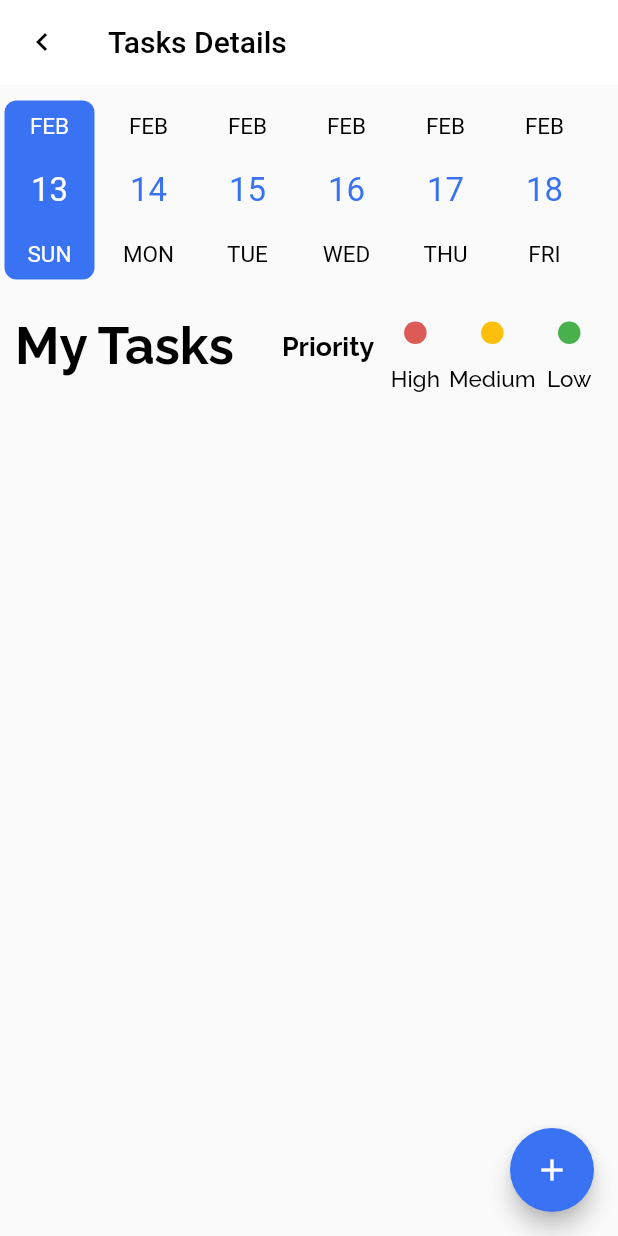
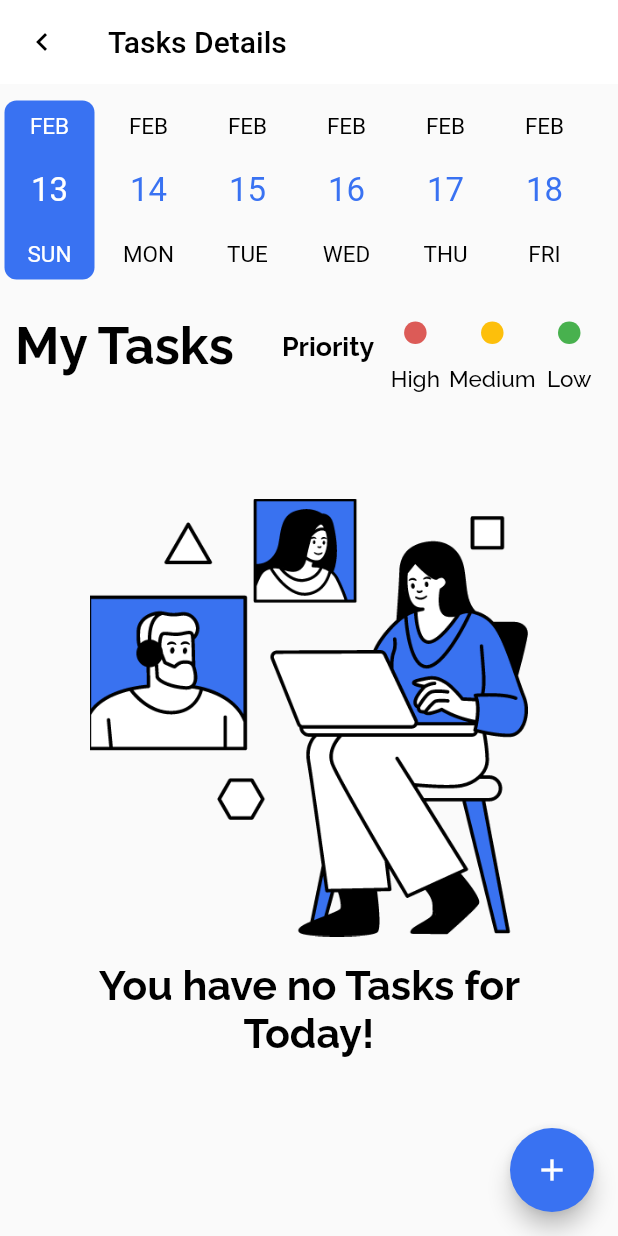
Before and after one commit to bhaveshs012/project_manager_hackathon, a Flutter app: the TaskScreen screen opened directly with empty values, on a phone screen of 412 x 824 dp. Run offline on Flutter 3.47's test engine with Material 2 defaults, Android fonts, the phone set to English and light mode, and no system bars; drawn by our look-alikes of date_picker_timeline; our stand-ins replace cloud_firestore, firebase_auth, firebase_core, get, google_fonts, google_sign_in and 6 more; missing offline and left inert: jitsi_meet, stream_chat_flutter; accounts and stored records are empty; network calls fail.

Commit message:
UI Enhancement

```diff
--- /dev/null
+++ b/lib/screens/sharedWidget/empty_widget.dart
@@ -0,0 +1,37 @@
+import 'package:flutter/material.dart';
+import 'package:project_manager_hackathon/config/themes.dart';
+import 'package:sizer/sizer.dart';
+
+class EmptyWidget extends StatelessWidget {
+  const EmptyWidget({
+    Key? key,
+    required this.message,
+  }) : super(key: key);
+  final String message;
+
+  @override
+  Widget build(BuildContext context) {
+    return Padding(
+      padding: EdgeInsets.all(60),
+      child: Column(
+        children: [
+          Flexible(
+            child: Image.asset(
+              "assets/images/on_board/onboard_2.png",
+            ),
+          ),
+          SizedBox(
+            height: 2.h,
+          ),
+          Center(
+            child: Text(
+              message,
+              textAlign: TextAlign.center,
+              style: title2Style,
+            ),
+          ),
+        ],
+      ),
+    );
+  }
+}
--- a/lib/screens/taskScreen/task_screen.dart
+++ b/lib/screens/taskScreen/task_screen.dart
@@ -7,6 +7,7 @@ import 'package:project_manager_hackathon/models/projects.dart';
 import 'package:project_manager_hackathon/models/tasks.dart';
 import 'package:project_manager_hackathon/models/users.dart';
 import 'package:project_manager_hackathon/screens/sharedWidget/bottom_navbar.dart';
+import 'package:project_manager_hackathon/screens/sharedWidget/empty_widget.dart';
 import 'package:project_manager_hackathon/screens/taskScreen/assign_task.dart';
 import 'package:project_manager_hackathon/screens/taskScreen/widgets/priority_indicator.dart';
 import 'package:project_manager_hackathon/screens/taskScreen/widgets/task_card.dart';
@@ -21,7 +22,6 @@ class TaskScreen extends StatefulWidget {
 }
 
 class _TaskScreenState extends State<TaskScreen> {
-
   DateTime _selectedDate = DateTime.now();
   @override
   Widget build(BuildContext context) {
@@ -107,6 +107,10 @@ class _TaskScreenState extends State<TaskScreen> {
                               return Center(
                                   child: CircularProgressIndicator(
                                       color: Themes.primaryColor));
+                            } else if (snapshot.data!.docs.length < 1) {
+                              return EmptyWidget(
+                                message: "You have no Tasks for Today!",
+                              );
                             } else if (snapshot.hasData) {
                               print(snapshot.data!.docs.length);
                               final List tasksList = [];
@@ -123,12 +127,12 @@ class _TaskScreenState extends State<TaskScreen> {
                                       project: widget.project,
                                       tasks: Task(
                                         user_id: tasksList[index]['user_id'],
-                                          user_task_id: tasksList[index]['user_task_id'],
+                                        user_task_id: tasksList[index]
+                                            ['user_task_id'],
                                         id: tasksList[index]['id'],
                                         title: tasksList[index]["name"],
                                         desc: tasksList[index]["desc"],
-                                          priority: tasksList[index]
-                                              ["priority"],
+                                        priority: tasksList[index]["priority"],
                                         deadline: DateTime.parse(
                                             tasksList[index]["deadline"]
                                                 .toDate()
@@ -139,12 +143,13 @@ class _TaskScreenState extends State<TaskScreen> {
                                                 .toString()),
                                       ),
                                       user: widget.user);
-                                  }));
-                            } else {
-                              return const Center(
-                                child: Text("No Tasks"),
+                                }),
                               );
                             }
+                            return const Center(
+                              child: Text("No Tasks",
+                                  style: TextStyle(fontSize: 20)),
+                            );
                           }),
                     ),
                   ],
--- a/lib/screens/userAnalytics/widgets/all_tasks.dart
+++ b/lib/screens/userAnalytics/widgets/all_tasks.dart
@@ -3,6 +3,7 @@ import 'package:flutter/material.dart';
 import 'package:project_manager_hackathon/config/themes.dart';
 import 'package:project_manager_hackathon/models/projects.dart';
 import 'package:project_manager_hackathon/models/tasks.dart';
+import 'package:project_manager_hackathon/screens/sharedWidget/empty_widget.dart';
 import 'package:project_manager_hackathon/screens/userAnalytics/widgets/all_task_card.dart';
 
 class AllTasks extends StatelessWidget {
@@ -30,6 +31,10 @@ class AllTasks extends StatelessWidget {
                     return Center(
                         child: CircularProgressIndicator(
                             color: Themes.primaryColor));
+                  } else if (snapshot.data!.docs.length < 1) {
+                    return EmptyWidget(
+                      message: "You have no Tasks for Today!",
+                    );
                   } else if (snapshot.hasData) {
                     print(snapshot.data!.docs.length);
                     final List tasksList = [];
@@ -44,7 +49,7 @@ class AllTasks extends StatelessWidget {
                           return AllTaskCard(
                             project: project,
                             tasks: Task(
-                               user_id: tasksList[index]['user_id'],
+                              user_id: tasksList[index]['user_id'],
                               user_task_id: tasksList[index]['user_task_id'],
                               id: tasksList[index]['id'],
                               title: tasksList[index]["name"],
--- a/lib/screens/userAnalytics/widgets/user_analytics.dart
+++ b/lib/screens/userAnalytics/widgets/user_analytics.dart
@@ -2,6 +2,7 @@ import 'package:cloud_firestore/cloud_firestore.dart';
 import 'package:flutter/material.dart';
 import 'package:project_manager_hackathon/config/themes.dart';
 import 'package:project_manager_hackathon/models/users.dart';
+import 'package:project_manager_hackathon/screens/sharedWidget/empty_widget.dart';
 import 'package:project_manager_hackathon/screens/userAnalytics/widgets/user_card.dart';
 import 'package:stream_chat_flutter/stream_chat_flutter.dart';
 
@@ -100,7 +101,7 @@ class UserAnalytics extends StatelessWidget {
                                           is_admin: userList[index]
                                               ["is_admin"]));
                                 }
-                                return Container();
+                                return EmptyWidget(message: "No Users Added!");
                               },
                             );
                           },
```
Also changed, not shown: lib/screens/projectScreen/project_screen.dart (+15 -5 lines). Lines whose indentation alone changed are shown as unchanged.
